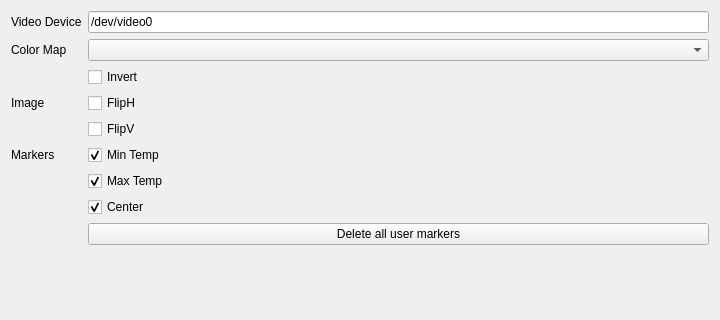
This is settingswidget.ui in EMC3/p2pro-qt as Qt 5 draws it before an edit; both pictures show x 0 to 720 and y 0 to 320 of the 720 by 485 pixel window. The edited form follows.
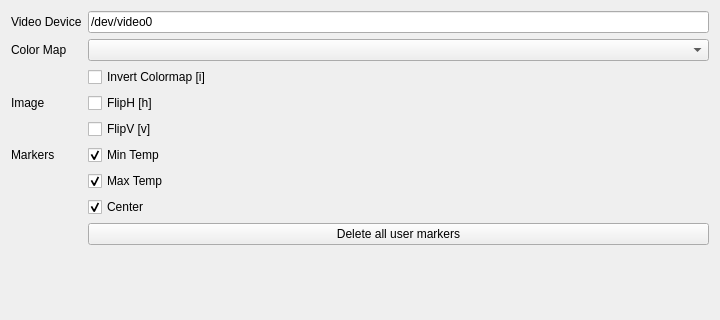
This is the edited form.

Commit message: Adding hotkeys for colormaps (1...8), inverting Color of Colormap (i), flipping thermal image vertical and horizontal (v / h)

Diff of the .ui file:
```diff
--- a/settingswidget.ui
+++ b/settingswidget.ui
@@ -53,7 +53,7 @@
      <item row="3" column="1">
       <widget class="QCheckBox" name="flipH">
        <property name="text">
-        <string>FlipH</string>
+        <string>FlipH [h]</string>
        </property>
       </widget>
      </item>
@@ -80,14 +80,14 @@
      <item row="2" column="1">
       <widget class="QCheckBox" name="colorInvert">
        <property name="text">
-        <string>Invert</string>
+        <string>Invert Colormap [i]</string>
        </property>
       </widget>
      </item>
      <item row="4" column="1">
       <widget class="QCheckBox" name="flipV">
        <property name="text">
-        <string>FlipV</string>
+        <string>FlipV [v]</string>
        </property>
       </widget>
      </item>
```
The commit also changes 15 other files.
